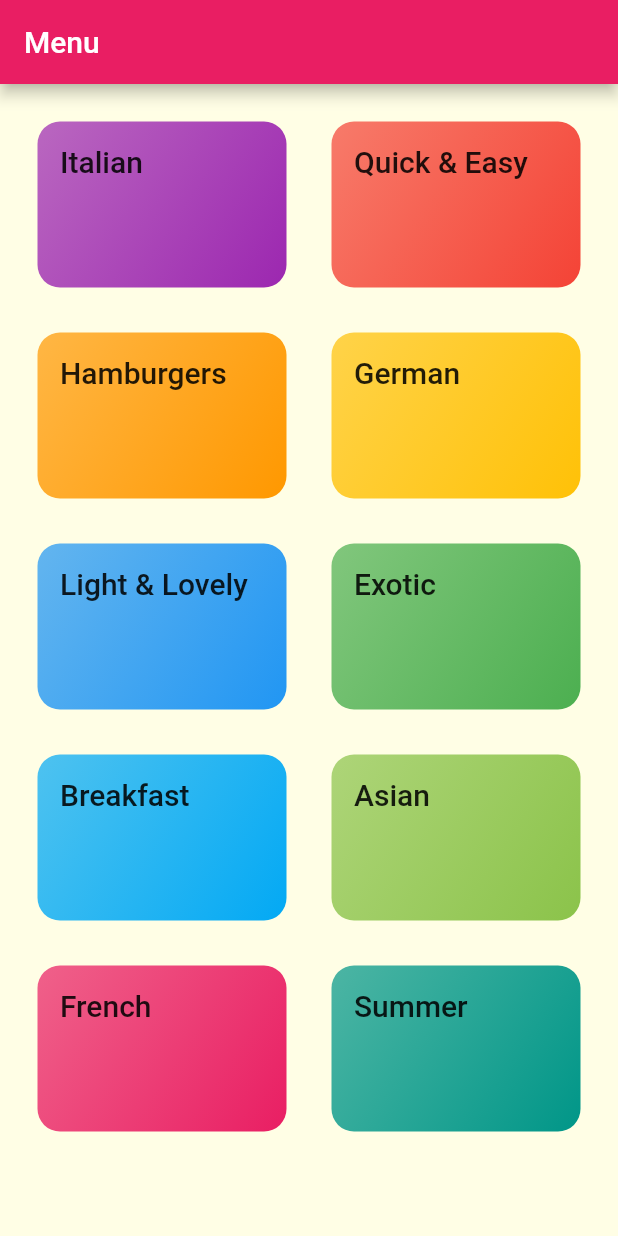
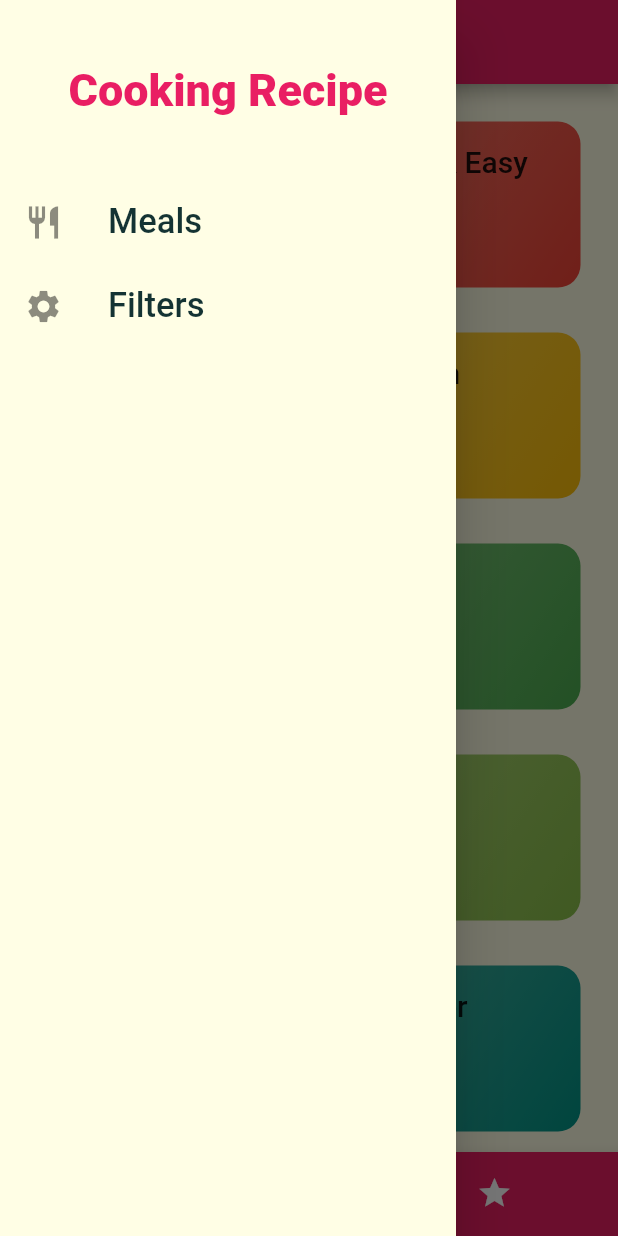
Before and after one commit to beaksickboy/FavoriteRecipe, a Flutter app: the screen it shows after launch, with the side drawer open (before the commit the screen has no drawer), on a phone screen of 412 x 824 dp. Run offline on Flutter 3.47's test engine with Material 2 defaults, Android fonts, the phone set to English and light mode, and no system bars.

```diff
--- a/lib/categories-screen.dart
+++ b/lib/categories-screen.dart
@@ -9,9 +9,9 @@ class CategoriesScreen extends StatelessWidget {
   Widget build(BuildContext context) {
     // Scroll is main axis
     return Scaffold(
-      appBar: AppBar(
-        title: const Text('Menu'),
-      ),
+      // appBar: AppBar(
+      //   title: const Text('Menu'),
+      // ),
       body: GridView(
         padding: EdgeInsets.all(25),
         children: DUMMY_CATEGORIES.map(this.createCategory).toList(),
--- a/lib/main.dart
+++ b/lib/main.dart
@@ -1,5 +1,8 @@
 import 'package:favorite_menu/categories-screen.dart';
 import 'package:favorite_menu/category_meals.dart';
+import 'package:favorite_menu/pages/filter_screen.dart';
+import 'package:favorite_menu/pages/tabs_screen.dart';
+import 'package:favorite_menu/widgets/meal_detail.dart';
 import 'package:flutter/material.dart';
 
 void main() => runApp(MyApp());
@@ -22,9 +25,12 @@ class MyApp extends StatelessWidget {
       ),
       // home: CategoriesScreen(),
       routes: {
-        '/': (ctx) => CategoriesScreen(),
-        CategoryMeals.routeName: (ctx) => CategoryMeals()
+        '/': (ctx) => TabsScreen(),
+        MealDetail.routeName: (ctx) => MealDetail(),
+        CategoryMeals.routeName: (ctx) => CategoryMeals(),
+        FilterScreen.routeName: (ctx) => FilterScreen()
       },
+      // onGenerateRoute: ,
     );
   }
 }
--- /dev/null
+++ b/lib/pages/tabs_screen.dart
@@ -0,0 +1,78 @@
+import 'package:favorite_menu/categories-screen.dart';
+import 'package:favorite_menu/pages/favorite_screen.dart';
+import 'package:favorite_menu/widgets/main_drawer.dart';
+import 'package:flutter/material.dart';
+
+class TabsScreen extends StatefulWidget {
+  @override
+  _TabsScreenState createState() => _TabsScreenState();
+}
+
+class _TabsScreenState extends State<TabsScreen> {
+  // @override
+  // Widget build(BuildContext context) {
+  //   return DefaultTabController(
+  //     length: 2,
+  //     child: Scaffold(
+  //       appBar: AppBar(
+  //         title: Text('Titlke'),
+  //         bottom: TabBar(
+  //           tabs: <Widget>[
+  //             Tab(
+  //               icon: Icon(Icons.category),
+  //               text: 'Category',
+  //             ),
+  //             Tab(
+  //               icon: Icon(Icons.star),
+  //               text: 'Favorite',
+  //             ),
+  //           ],
+  //         ),
+  //       ),
+  //       body: TabBarView(
+  //         children: <Widget>[
+  //           CategoriesScreen(),
+  //           FavoriteScreen()
+  //         ],
+  //       ),
+  //     ),
+  //   );
+  // }
+
+  int _currentIndex = 0;
+  final List<Widget> pages = [CategoriesScreen(), FavoriteScreen()];
+
+  _selectTab(int index) {
+    setState(() {
+      _currentIndex = index;
+    });
+  }
+
+  @override
+  Widget build(BuildContext context) {
+    return Scaffold(
+      appBar: AppBar(
+        title: Text('Menu'),
+      ),
+      drawer: Drawer(
+        child: MainDrawer(),
+      ),
+      body: pages[_currentIndex],
+      bottomNavigationBar: BottomNavigationBar(
+        type: BottomNavigationBarType.shifting,
+        onTap: _selectTab,
+        currentIndex: _currentIndex,
+        items: [
+          BottomNavigationBarItem(
+              icon: Icon(Icons.category),
+              title: Text('Category'),
+              backgroundColor: Theme.of(context).primaryColor),
+          BottomNavigationBarItem(
+              icon: Icon(Icons.star),
+              title: Text('Favorite'),
+              backgroundColor: Theme.of(context).primaryColor)
+        ],
+      ),
+    );
+  }
+}
--- /dev/null
+++ b/lib/widgets/main_drawer.dart
@@ -0,0 +1,48 @@
+import 'package:flutter/material.dart';
+
+class MainDrawer extends StatelessWidget {
+  buildSection(String title, IconData icon, tapHandler) {
+    return ListTile(
+      leading: Icon(icon, size: 26),
+      title: Text(
+        title,
+        style: TextStyle(fontSize: 23),
+      ),
+      onTap: tapHandler,
+    );
+  }
+
+  @override
+  Widget build(BuildContext context) {
+    return Column(
+      children: <Widget>[
+        Container(
+          alignment: Alignment.center,
+          height: 120,
+          width: double.infinity,
+          child: Text(
+            'Cooking Recipe',
+            style: TextStyle(
+                fontWeight: FontWeight.w900,
+                fontSize: 30,
+                color: Theme.of(context).primaryColor),
+          ),
+        ),
+        buildSection(
+          'Meals',
+          Icons.restaurant,
+          () {
+            Navigator.of(context).pushReplacementNamed('/');
+          },
+        ),
+        buildSection(
+          'Filters',
+          Icons.settings,
+          () {
+            Navigator.of(context).pushReplacementNamed('/filter');
+          },
+        ),
+      ],
+    );
+  }
+}
```
Also changed, not shown: lib/category_meals.dart (+43 -17 lines), lib/pages/favorite_screen.dart (added, +10 -0 lines), lib/pages/filter_screen.dart (added, +88 -0 lines), lib/widgets/meal_detail.dart (added, +86 -0 lines), lib/widgets/meal_item.dart (+16 -1 lines).
